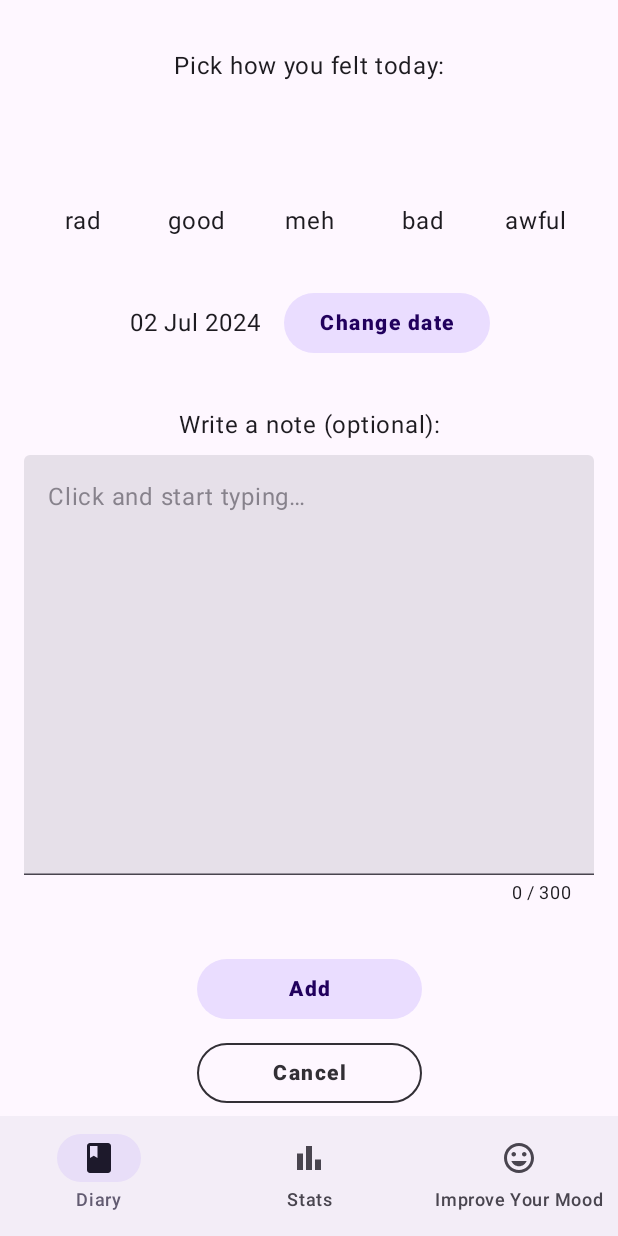
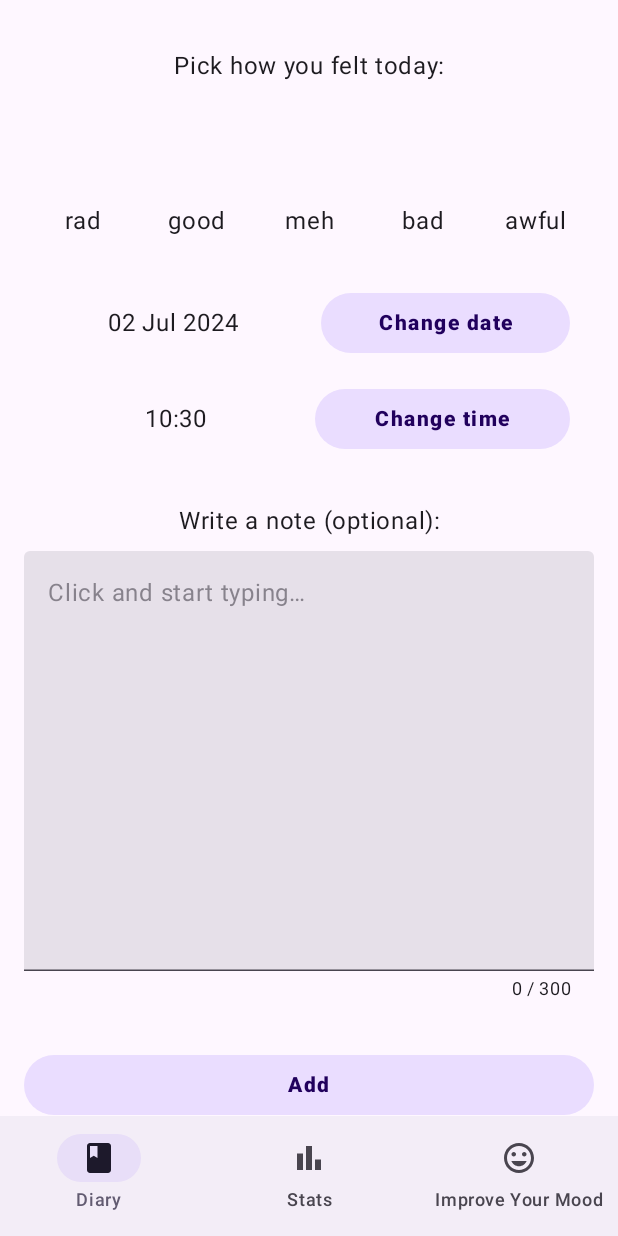
Before and after one commit to matdziu/Moodline, an Android app built with Jetpack Compose: the AddEntryRoute screen opened through its navigation route, on a phone screen of 412 x 824 dp. Run offline under Robolectric (Android 15) with nearby library versions, the phone set to English and light mode, and no system bars; our stand-ins replace Dagger/Hilt's generated code.

Commit message:
Add time picker

```diff
--- a/add-entry/src/main/kotlin/com/addentry/AddEntryScreen.kt
+++ b/add-entry/src/main/kotlin/com/addentry/AddEntryScreen.kt
@@ -7,7 +7,6 @@ import androidx.compose.foundation.layout.fillMaxSize
 import androidx.compose.foundation.layout.fillMaxWidth
 import androidx.compose.foundation.layout.height
 import androidx.compose.foundation.layout.padding
-import androidx.compose.foundation.layout.width
 import androidx.compose.foundation.rememberScrollState
 import androidx.compose.foundation.verticalScroll
 import androidx.compose.material3.Text
@@ -29,9 +28,12 @@ import com.designsystem.components.FullScreenProgressIndicator
 import com.designsystem.components.MoodlineButton
 import com.designsystem.components.MoodlineDatePicker
 import com.designsystem.components.MoodlineOutlinedButton
+import com.designsystem.components.MoodlineTimePicker
 import com.designsystem.components.TextFieldWithCharLimit
 import com.designsystem.extensions.toEmotion
 import com.designsystem.extensions.toEmotionSymbol
+import java.time.LocalDate
+import java.time.LocalTime
 
 @Composable
 internal fun AddEntryRoute(
@@ -68,6 +70,12 @@ internal fun AddEntryRoute(
         },
         onCancelButtonPressed = {
             addEntryViewModel.onEvent(AddEntryUIEvent.CancelButtonPressed)
+        },
+        onDateSelected = {
+            addEntryViewModel.onEvent(AddEntryUIEvent.DateSelected(it))
+        },
+        onTimeSelected = {
+            addEntryViewModel.onEvent(AddEntryUIEvent.TimeSelected(it))
         }
     )
 }
@@ -79,6 +87,8 @@ internal fun AddEntryScreen(
     onDiaryEntryTextChanged: (String) -> Unit,
     onAddButtonPressed: () -> Unit,
     onCancelButtonPressed: () -> Unit,
+    onDateSelected: (LocalDate) -> Unit,
+    onTimeSelected: (LocalTime) -> Unit,
 ) {
     Box(modifier = Modifier.fillMaxSize()) {
         Column(
@@ -95,7 +105,11 @@ internal fun AddEntryScreen(
             )
             Spacer(modifier = Modifier.height(32.dp))
             MoodlineDatePicker(
-                onDateSelected = {},
+                onDateSelected = onDateSelected,
+            )
+            Spacer(modifier = Modifier.height(16.dp))
+            MoodlineTimePicker(
+                onTimeSelected = onTimeSelected,
             )
             Spacer(modifier = Modifier.height(32.dp))
             Text(
@@ -115,7 +129,7 @@ internal fun AddEntryScreen(
             MoodlineButton(
                 text = stringResource(id = R.string.add_entry_save_button),
                 modifier = Modifier
-                    .width(150.dp)
+                    .fillMaxWidth()
                     .align(Alignment.CenterHorizontally),
                 onClick = onAddButtonPressed,
             )
@@ -123,7 +137,7 @@ internal fun AddEntryScreen(
             MoodlineOutlinedButton(
                 text = stringResource(id = R.string.cancel_entry_save_button),
                 modifier = Modifier
-                    .width(150.dp)
+                    .fillMaxWidth()
                     .align(Alignment.CenterHorizontally),
                 onClick = onCancelButtonPressed,
             )
--- /dev/null
+++ b/common/src/main/kotlin/com/common/extensions/LocalDateTimeExtensions.kt
@@ -0,0 +1,10 @@
+package com.common.extensions
+
+import java.time.LocalDateTime
+import java.time.ZoneId
+
+fun LocalDateTime.toMillis(): Long {
+    return atZone(ZoneId.systemDefault())
+        .toInstant()
+        .toEpochMilli()
+}
--- a/design-system/src/main/kotlin/com/designsystem/components/MoodlineDatePicker.kt
+++ b/design-system/src/main/kotlin/com/designsystem/components/MoodlineDatePicker.kt
@@ -21,6 +21,7 @@ import androidx.compose.ui.text.style.TextAlign
 import androidx.compose.ui.tooling.preview.Preview
 import androidx.compose.ui.unit.dp
 import com.common.constants.COMMON_DATE_FORMAT
+import com.common.extensions.toMillis
 import com.designsystem.R
 import com.designsystem.theme.MoodlineTheme
 import java.time.Instant
@@ -38,13 +39,11 @@ fun MoodlineDatePicker(
     val now = LocalDateTime.now()
     val dateTimeFormatter = DateTimeFormatter.ofPattern(COMMON_DATE_FORMAT)
     val datePickerState = rememberDatePickerState(
-        initialSelectedDateMillis = now
-            .atZone(ZoneId.systemDefault())
-            .toInstant()
-            .toEpochMilli()
+        initialSelectedDateMillis = now.toMillis()
     )
     var showDatePicker by rememberSaveable { mutableStateOf(false) }
     var formattedDate by rememberSaveable { mutableStateOf(now.format(dateTimeFormatter)) }
+    var selectedDate by rememberSaveable { mutableStateOf(now) }
 
     Row(
         verticalAlignment = Alignment.CenterVertically,
@@ -52,15 +51,18 @@ fun MoodlineDatePicker(
     ) {
         Text(
             text = formattedDate,
-            textAlign = TextAlign.Center
+            textAlign = TextAlign.Center,
+            modifier = Modifier.weight(0.5f)
         )
         Spacer(modifier = Modifier.width(16.dp))
         MoodlineButton(
+            modifier = Modifier.weight(0.5f),
             text = stringResource(id = R.string.date_picker_button_text),
             onClick = { showDatePicker = true })
     }
 
     if (showDatePicker) {
+        datePickerState.selectedDateMillis = selectedDate.toMillis()
         DatePickerDialog(
             onDismissRequest = { showDatePicker = false },
             confirmButton = {
@@ -70,12 +72,12 @@ fun MoodlineDatePicker(
                         showDatePicker = false
                         val selectedDateMillis = datePickerState.selectedDateMillis
                         if (selectedDateMillis != null) {
-                            val selectedDate = Instant
+                            selectedDate = Instant
                                 .ofEpochMilli(selectedDateMillis)
                                 .atZone(ZoneId.systemDefault())
-                                .toLocalDate()
+                                .toLocalDateTime()
                             formattedDate = selectedDate.format(dateTimeFormatter)
-                            onDateSelected(selectedDate)
+                            onDateSelected(selectedDate.toLocalDate())
                         }
                     }
                 )
--- /dev/null
+++ b/design-system/src/main/kotlin/com/designsystem/components/MoodlineTimePicker.kt
@@ -0,0 +1,102 @@
+package com.designsystem.components
+
+import androidx.compose.foundation.layout.Row
+import androidx.compose.foundation.layout.Spacer
+import androidx.compose.foundation.layout.padding
+import androidx.compose.foundation.layout.width
+import androidx.compose.material3.ExperimentalMaterial3Api
+import androidx.compose.material3.Text
+import androidx.compose.material3.TimePicker
+import androidx.compose.material3.rememberTimePickerState
+import androidx.compose.runtime.Composable
+import androidx.compose.runtime.getValue
+import androidx.compose.runtime.mutableStateOf
+import androidx.compose.runtime.saveable.rememberSaveable
+import androidx.compose.runtime.setValue
+import androidx.compose.ui.Alignment
+import androidx.compose.ui.Modifier
+import androidx.compose.ui.res.stringResource
+import androidx.compose.ui.text.style.TextAlign
+import androidx.compose.ui.tooling.preview.Preview
+import androidx.compose.ui.unit.dp
+import com.common.constants.COMMON_TIME_FORMAT
+import com.designsystem.R
+import com.designsystem.theme.MoodlineTheme
+import java.time.LocalTime
+import java.time.format.DateTimeFormatter
+
+@OptIn(ExperimentalMaterial3Api::class)
+@Composable
+fun MoodlineTimePicker(
+    modifier: Modifier = Modifier,
+    onTimeSelected: (LocalTime) -> Unit
+) {
+    val now = LocalTime.now()
+    val timeFormatter = DateTimeFormatter.ofPattern(COMMON_TIME_FORMAT)
+    var timePickerState = rememberTimePickerState(
+        initialHour = now.hour,
+        initialMinute = now.minute,
+        is24Hour = true,
+    )
+    var showTimePicker by rememberSaveable { mutableStateOf(false) }
+    var formattedTime by rememberSaveable { mutableStateOf(now.format(timeFormatter)) }
+    var selectedTime by rememberSaveable { mutableStateOf(now) }
+
+    Row(
+        verticalAlignment = Alignment.CenterVertically,
+        modifier = modifier.padding(horizontal = 16.dp),
+    ) {
+        Text(
+            text = formattedTime,
+            textAlign = TextAlign.Center,
+            modifier = Modifier.weight(0.5f)
+        )
+        Spacer(modifier = Modifier.width(8.dp))
+        MoodlineButton(
+            modifier = Modifier.weight(0.5f),
+            text = stringResource(id = R.string.time_picker_button_text),
+            onClick = { showTimePicker = true })
+    }
+
+    if (showTimePicker) {
+        timePickerState = rememberTimePickerState(
+            initialHour = selectedTime.hour,
+            initialMinute = selectedTime.minute,
+            is24Hour = true,
+        )
+        TimePickerDialog(
+            onDismissRequest = { showTimePicker = false },
+            confirmButton = {
+                MoodlineOutlinedButton(
+                    text = stringResource(id = R.string.time_picker_button_positive),
+                    onClick = {
+                        showTimePicker = false
+                        selectedTime = LocalTime.of(timePickerState.hour, timePickerState.minute)
+                        formattedTime = selectedTime.format(timeFormatter)
+                        onTimeSelected(selectedTime)
+                    }
+                )
+            },
+            dismissButton = {
+                MoodlineOutlinedButton(
+                    text = stringResource(id = R.string.time_picker_button_dismiss),
+                    onClick = {
+                        showTimePicker = false
+                    }
+                )
+            }
+        ) {
+            TimePicker(state = timePickerState)
+        }
+    }
+}
+
+@Preview(showBackground = true)
+@Composable
+private fun MoodlineTimePickerPreview() {
+    MoodlineTheme {
+        MoodlineTimePicker {
+
+        }
+    }
+}
--- a/design-system/src/main/res/values/strings.xml
+++ b/design-system/src/main/res/values/strings.xml
@@ -10,4 +10,7 @@
     <string name="date_picker_button_text">Change date</string>
     <string name="date_picker_button_positive">OK</string>
     <string name="date_picker_button_dismiss">Cancel</string>
+    <string name="time_picker_button_text">Change time</string>
+    <string name="time_picker_button_positive">OK</string>
+    <string name="time_picker_button_dismiss">Cancel</string>
 </resources>
```
Also changed, not shown: add-entry/src/main/kotlin/com/addentry/AddEntryUIEvent.kt (+10 -4 lines), add-entry/src/main/kotlin/com/addentry/AddEntryViewModel.kt (+17 -1 lines), design-system/src/main/kotlin/com/designsystem/components/TimePickerDialog.kt (added, +75 -0 lines).
